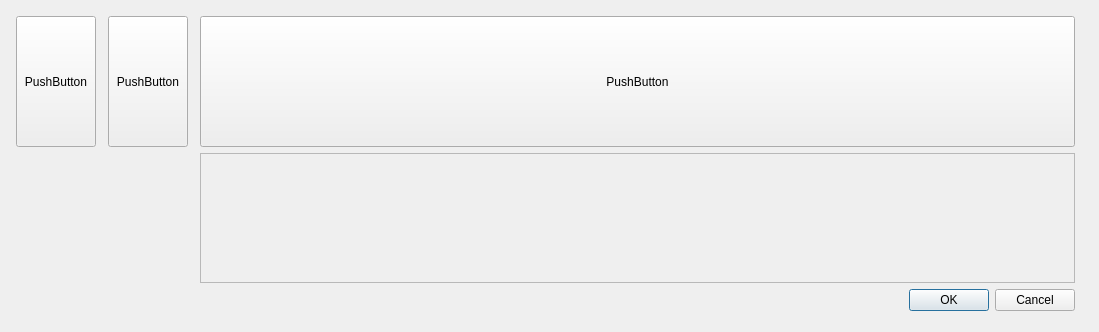
BenBJD/Pymaths, file qtuis/quadform.ui: the form before one commit.
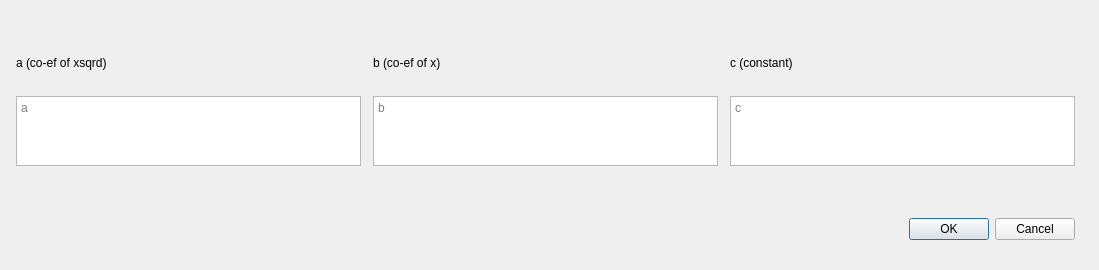
The form after the commit.

Diff of the .ui file:
```diff
--- a/qtuis/quadform.ui
+++ b/qtuis/quadform.ui
@@ -7,7 +7,7 @@
     <x>0</x>
     <y>0</y>
     <width>1099</width>
-    <height>332</height>
+    <height>270</height>
    </rect>
   </property>
   <property name="windowTitle">
@@ -19,11 +19,11 @@
      <x>10</x>
      <y>10</y>
      <width>1071</width>
-     <height>301</height>
+     <height>251</height>
     </rect>
    </property>
    <layout class="QGridLayout" name="gridLayout">
-    <item row="1" column="2">
+    <item row="2" column="2">
      <widget class="QFrame" name="frame_4">
       <property name="frameShape">
        <enum>QFrame::StyledPanel</enum>
@@ -33,7 +33,7 @@
       </property>
      </widget>
     </item>
-    <item row="1" column="0">
+    <item row="2" column="0">
      <widget class="QFrame" name="frame">
       <property name="frameShape">
        <enum>QFrame::StyledPanel</enum>
@@ -43,20 +43,36 @@
       </property>
      </widget>
     </item>
-    <item row="1" column="5">
-     <widget class="QPushButton" name="pushButton_3">
+    <item row="2" column="6">
+     <widget class="QFrame" name="frame_5">
+      <property name="frameShape">
+       <enum>QFrame::StyledPanel</enum>
+      </property>
+      <property name="frameShadow">
+       <enum>QFrame::Raised</enum>
+      </property>
+     </widget>
+    </item>
+    <item row="2" column="3">
+     <widget class="QPlainTextEdit" name="plainTextEdit_3">
       <property name="sizePolicy">
-       <sizepolicy hsizetype="Expanding" vsizetype="Expanding">
+       <sizepolicy hsizetype="Expanding" vsizetype="Maximum">
         <horstretch>0</horstretch>
         <verstretch>0</verstretch>
        </sizepolicy>
       </property>
-      <property name="text">
-       <string>PushButton</string>
+      <property name="maximumSize">
+       <size>
+        <width>16777215</width>
+        <height>70</height>
+       </size>
+      </property>
+      <property name="placeholderText">
+       <string>b</string>
       </property>
      </widget>
     </item>
-    <item row="1" column="4">
+    <item row="2" column="4">
      <widget class="QFrame" name="frame_3">
       <property name="frameShape">
        <enum>QFrame::StyledPanel</enum>
@@ -66,7 +82,27 @@
       </property>
      </widget>
     </item>
-    <item row="3" column="5">
+    <item row="1" column="5">
+     <widget class="QLabel" name="label_3">
+      <property name="text">
+       <string>c (constant)</string>
+      </property>
+     </widget>
+    </item>
+    <item row="1" column="1">
+     <widget class="QLabel" name="label">
+      <property name="sizePolicy">
+       <sizepolicy hsizetype="Preferred" vsizetype="Fixed">
+        <horstretch>0</horstretch>
+        <verstretch>0</verstretch>
+       </sizepolicy>
+      </property>
+      <property name="text">
+       <string>a (co-ef of xsqrd)</string>
+      </property>
+     </widget>
+    </item>
+    <item row="4" column="5">
      <widget class="QDialogButtonBox" name="buttonBox">
       <property name="sizePolicy">
        <sizepolicy hsizetype="Ignored" vsizetype="Fixed">
@@ -82,8 +118,33 @@
       </property>
      </widget>
     </item>
+    <item row="2" column="5">
+     <widget class="QPlainTextEdit" name="plainTextEdit_2">
+      <property name="sizePolicy">
+       <sizepolicy hsizetype="Expanding" vsizetype="Maximum">
+        <horstretch>0</horstretch>
+        <verstretch>0</verstretch>
+       </sizepolicy>
+      </property>
+      <property name="maximumSize">
+       <size>
+        <width>16777215</width>
+        <height>70</height>
+       </size>
+      </property>
+      <property name="placeholderText">
+       <string>c</string>
+      </property>
+     </widget>
+    </item>
     <item row="0" column="1">
      <widget class="QFrame" name="frame_2">
+      <property name="sizePolicy">
+       <sizepolicy hsizetype="Preferred" vsizetype="Fixed">
+        <horstretch>0</horstretch>
+        <verstretch>0</verstretch>
+       </sizepolicy>
+      </property>
       <property name="frameShape">
        <enum>QFrame::StyledPanel</enum>
       </property>
@@ -93,45 +154,35 @@
      </widget>
     </item>
     <item row="1" column="3">
-     <widget class="QPushButton" name="pushButton_2">
-      <property name="sizePolicy">
-       <sizepolicy hsizetype="Minimum" vsizetype="Expanding">
-        <horstretch>0</horstretch>
-        <verstretch>0</verstretch>
-       </sizepolicy>
-      </property>
+     <widget class="QLabel" name="label_2">
       <property name="text">
-       <string>PushButton</string>
+       <string>b (co-ef of x)</string>
       </property>
      </widget>
     </item>
-    <item row="1" column="1">
-     <widget class="QPushButton" name="pushButton">
+    <item row="2" column="1">
+     <widget class="QPlainTextEdit" name="plainTextEdit">
       <property name="sizePolicy">
-       <sizepolicy hsizetype="Minimum" vsizetype="Expanding">
+       <sizepolicy hsizetype="Expanding" vsizetype="Maximum">
         <horstretch>0</horstretch>
         <verstretch>0</verstretch>
        </sizepolicy>
       </property>
-      <property name="text">
-       <string>PushButton</string>
+      <property name="maximumSize">
+       <size>
+        <width>16777215</width>
+        <height>70</height>
+       </size>
       </property>
-     </widget>
-    </item>
-    <item row="1" column="6">
-     <widget class="QFrame" name="frame_5">
-      <property name="frameShape">
-       <enum>QFrame::StyledPanel</enum>
+      <property name="placeholderText">
+       <string>a</string>
       </property>
-      <property name="frameShadow">
-       <enum>QFrame::Raised</enum>
-      </property>
      </widget>
     </item>
-    <item row="2" column="5">
+    <item row="3" column="5">
      <widget class="QFrame" name="frame_6">
       <property name="sizePolicy">
-       <sizepolicy hsizetype="Preferred" vsizetype="Expanding">
+       <sizepolicy hsizetype="Preferred" vsizetype="Fixed">
         <horstretch>0</horstretch>
         <verstretch>0</verstretch>
        </sizepolicy>
```
